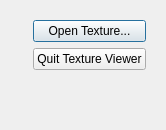
ABBAPOH/textureviewer, file src/apps/textureviewer/startupdialog.ui: the form before one commit.
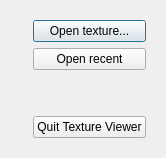
The form after the commit. Icons and pictures are not drawn.

Commit message: Add recent files to the dialog

Diff of the .ui file:
```diff
--- a/src/apps/textureviewer/startupdialog.ui
+++ b/src/apps/textureviewer/startupdialog.ui
@@ -36,14 +36,14 @@
       <item>
        <widget class="QPushButton" name="openButton">
         <property name="text">
-         <string>Open Texture...</string>
+         <string>Open texture...</string>
         </property>
        </widget>
       </item>
       <item>
-       <widget class="QPushButton" name="quitButton">
+       <widget class="QPushButton" name="openRecentButton">
         <property name="text">
-         <string>Quit Texture Viewer</string>
+         <string>Open recent</string>
         </property>
        </widget>
       </item>
@@ -60,6 +60,13 @@
         </property>
        </spacer>
       </item>
+      <item>
+       <widget class="QPushButton" name="quitButton">
+        <property name="text">
+         <string>Quit Texture Viewer</string>
+        </property>
+       </widget>
+      </item>
      </layout>
     </widget>
    </item>
```
The commit also changes 3 other files.
